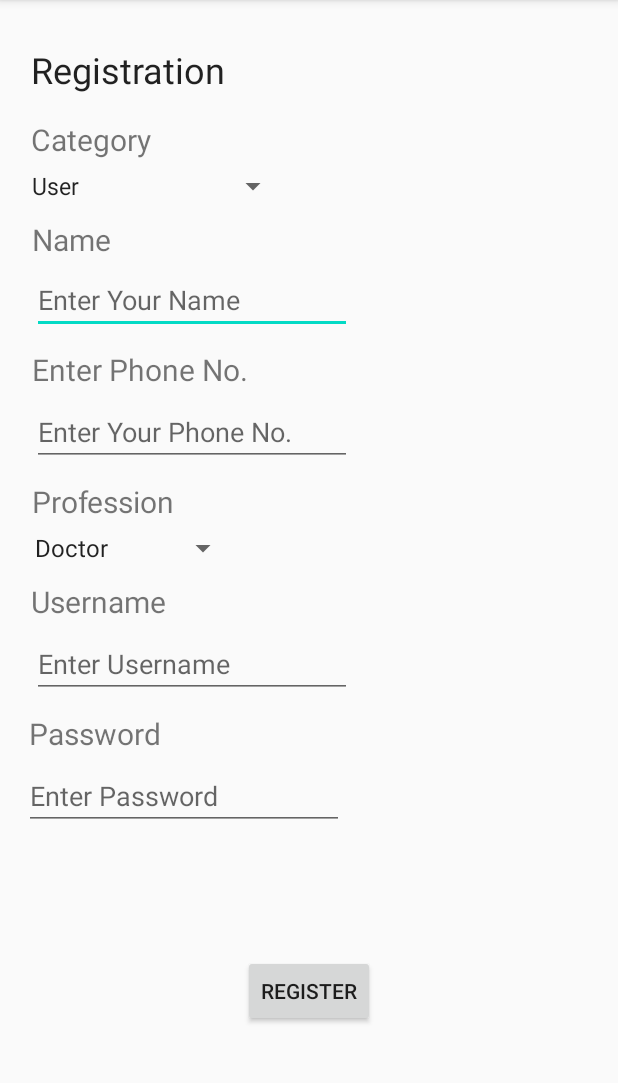
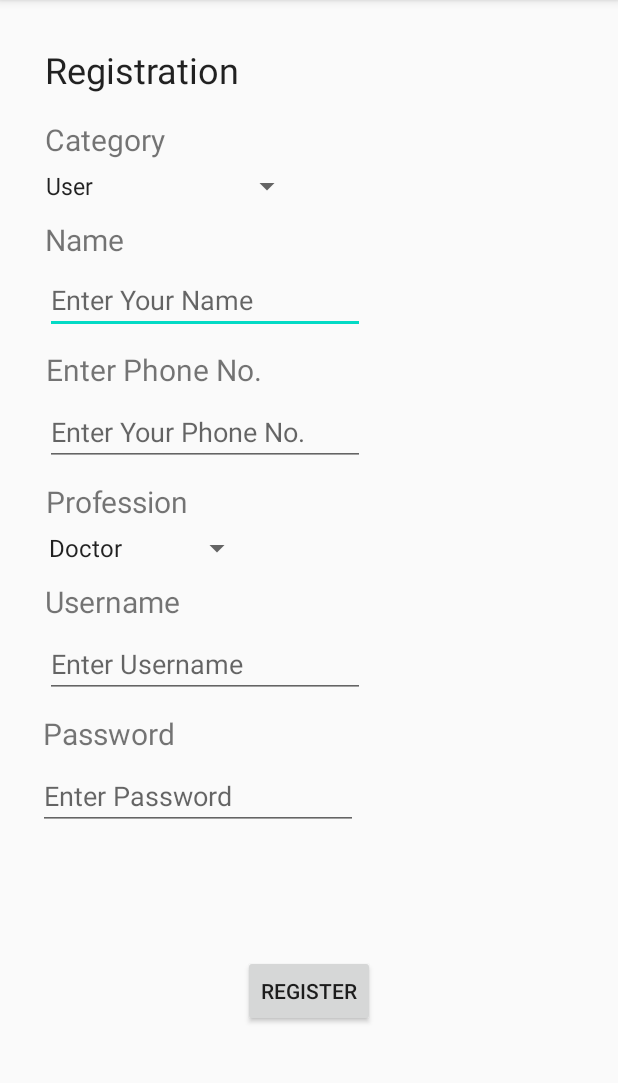
Before and after one commit to Scjatto/UCHSClient, an Android app: the RegisterActivity screen opened directly, with no data from a screen before it, on a phone screen of 412 x 824 dp, the part 84-1167 px from its top. Run offline under Robolectric (Android 15) with nearby library versions, the phone set to English and light mode, and no system bars.

Commit message:
Changed Left Alignments

```diff
--- a/app/src/main/res/layout/activity_login.xml
+++ b/app/src/main/res/layout/activity_login.xml
@@ -11,6 +11,7 @@
         android:id="@+id/enterIdPhone"
         android:layout_width="127dp"
         android:layout_height="24dp"
+        android:layout_marginStart="10dp"
         android:layout_marginTop="20dp"
         android:text="ID/PhoneNo.:"
         android:textAlignment="textStart"
@@ -27,11 +28,12 @@
         android:id="@+id/enterPassword"
         android:layout_width="127dp"
         android:layout_height="24dp"
+        android:layout_marginStart="10dp"
         android:layout_marginTop="20dp"
+        android:text="Password"
         android:textAlignment="textStart"
         android:textSize="18sp"
         android:textStyle="bold"
-        android:text="Password"
         app:layout_constraintBottom_toBottomOf="parent"
         app:layout_constraintEnd_toEndOf="parent"
         app:layout_constraintHorizontal_bias="0.102"
@@ -43,6 +45,7 @@
         android:id="@+id/editIdPhone"
         android:layout_width="353dp"
         android:layout_height="43dp"
+        android:layout_marginStart="10dp"
         android:layout_marginTop="10dp"
         android:ems="10"
         android:hint="Enter Username Or Phone Number"
@@ -72,6 +75,7 @@
         android:id="@+id/editPassword"
         android:layout_width="341dp"
         android:layout_height="42dp"
+        android:layout_marginStart="10dp"
         android:layout_marginTop="10dp"
         android:ems="10"
         android:hint="Enter Password"
--- a/app/src/main/res/layout/activity_register.xml
+++ b/app/src/main/res/layout/activity_register.xml
@@ -16,6 +16,7 @@
             android:id="@+id/registrationheading"
             android:layout_width="148dp"
             android:layout_height="39dp"
+            android:layout_marginStart="10dp"
             android:layout_marginTop="30dp"
             android:text="Registration"
             android:textAppearance="@style/TextAppearance.AppCompat.Large"
@@ -29,6 +30,7 @@
             android:id="@+id/enter_Name"
             android:layout_width="132dp"
             android:layout_height="26dp"
+            android:layout_marginStart="10dp"
             android:layout_marginTop="10dp"
             android:text="Name"
             android:textSize="20sp"
@@ -41,6 +43,7 @@
             android:id="@+id/enter_Phoneno"
             android:layout_width="wrap_content"
             android:layout_height="wrap_content"
+            android:layout_marginStart="10dp"
             android:layout_marginTop="10dp"
             android:text="Enter Phone No."
             android:textSize="20sp"
@@ -53,6 +56,7 @@
             android:id="@+id/edit_Phoneno"
             android:layout_width="wrap_content"
             android:layout_height="wrap_content"
+            android:layout_marginStart="10dp"
             android:layout_marginTop="5dp"
             android:ems="10"
             android:hint="Enter Your Phone No."
@@ -67,6 +71,7 @@
             android:id="@+id/edit_Name"
             android:layout_width="wrap_content"
             android:layout_height="wrap_content"
+            android:layout_marginStart="10dp"
             android:layout_marginTop="5dp"
             android:ems="10"
             android:hint="Enter Your Name"
@@ -81,6 +86,7 @@
             android:id="@+id/enter_Profession"
             android:layout_width="wrap_content"
             android:layout_height="wrap_content"
+            android:layout_marginStart="10dp"
             android:layout_marginTop="10dp"
             android:text="Profession"
             android:textSize="20sp"
@@ -93,6 +99,7 @@
             android:id="@+id/edit_Profession"
             android:layout_width="wrap_content"
             android:layout_height="wrap_content"
+            android:layout_marginStart="10dp"
             android:layout_marginTop="5dp"
             app:layout_constraintEnd_toEndOf="parent"
             app:layout_constraintHorizontal_bias="0.057"
@@ -103,6 +110,7 @@
             android:id="@+id/enter_Username"
             android:layout_width="wrap_content"
             android:layout_height="wrap_content"
+            android:layout_marginStart="10dp"
             android:layout_marginTop="10dp"
             android:text="Username"
             android:textSize="20sp"
@@ -115,6 +123,7 @@
             android:id="@+id/edit_Username"
             android:layout_width="wrap_content"
             android:layout_height="wrap_content"
+            android:layout_marginStart="10dp"
             android:layout_marginTop="5dp"
             android:ems="10"
             android:hint="Enter Username"
@@ -129,6 +138,7 @@
             android:id="@+id/enter_Password"
             android:layout_width="wrap_content"
             android:layout_height="wrap_content"
+            android:layout_marginStart="10dp"
             android:layout_marginTop="10dp"
             android:text="Password"
             android:textSize="20sp"
@@ -141,6 +151,7 @@
             android:id="@+id/edit_Password"
             android:layout_width="wrap_content"
             android:layout_height="wrap_content"
+            android:layout_marginStart="10dp"
             android:layout_marginTop="5dp"
             android:ems="10"
             android:hint="Enter Password"
@@ -155,6 +166,7 @@
             android:id="@+id/enter_Category"
             android:layout_width="wrap_content"
             android:layout_height="wrap_content"
+            android:layout_marginStart="10dp"
             android:layout_marginTop="10dp"
             android:text="Category"
             android:textSize="20sp"
@@ -167,6 +179,7 @@
             android:id="@+id/edit_Category"
             android:layout_width="wrap_content"
             android:layout_height="wrap_content"
+            android:layout_marginStart="10dp"
             android:layout_marginTop="5dp"
             app:layout_constraintEnd_toEndOf="parent"
             app:layout_constraintHorizontal_bias="0.057"
```
